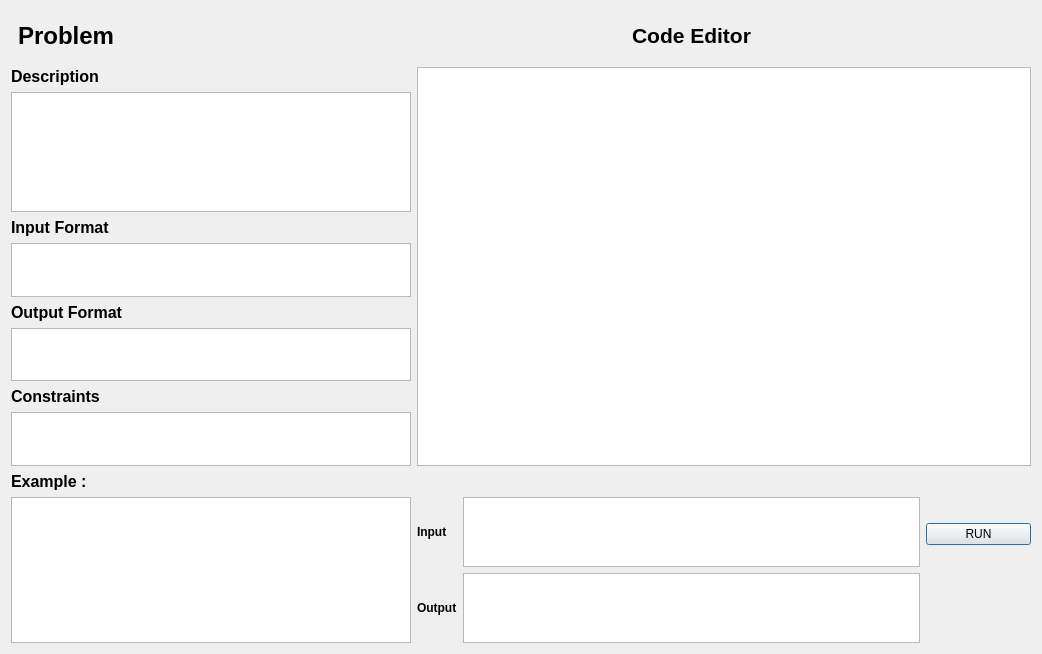
IbrahimAhmad20/Competria, file solveproblemwindow.ui: the form before one commit.
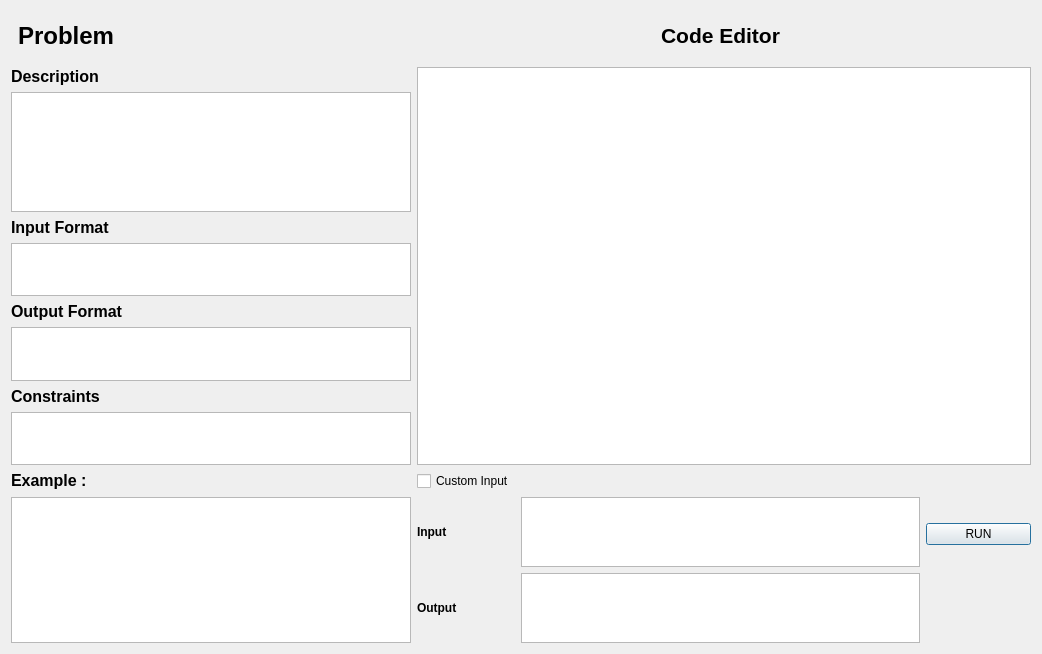
The form after the commit. Icons and pictures are not drawn.

Diff of the .ui file:
```diff
--- a/solveproblemwindow.ui
+++ b/solveproblemwindow.ui
@@ -347,6 +347,13 @@
      </property>
     </widget>
    </item>
+   <item row="9" column="1">
+    <widget class="QCheckBox" name="customInputCheckBox">
+     <property name="text">
+      <string>Custom Input</string>
+     </property>
+    </widget>
+   </item>
   </layout>
  </widget>
  <resources/>
```
Left out of the diff: 2 changed lines with no effect on the pictures.
